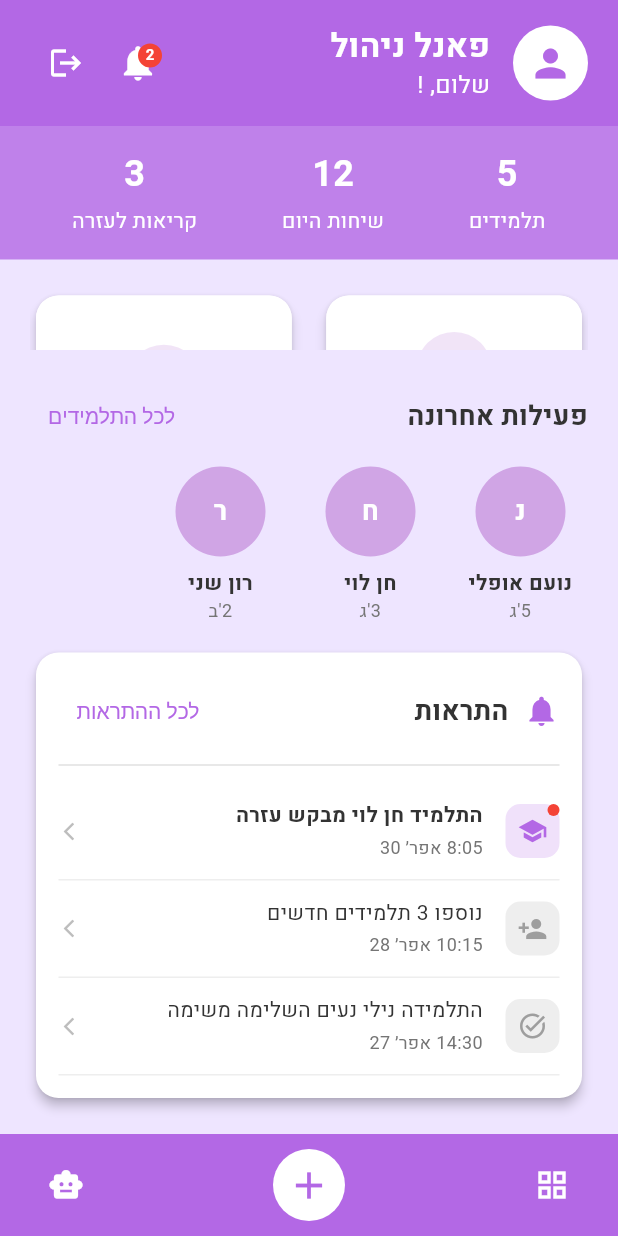
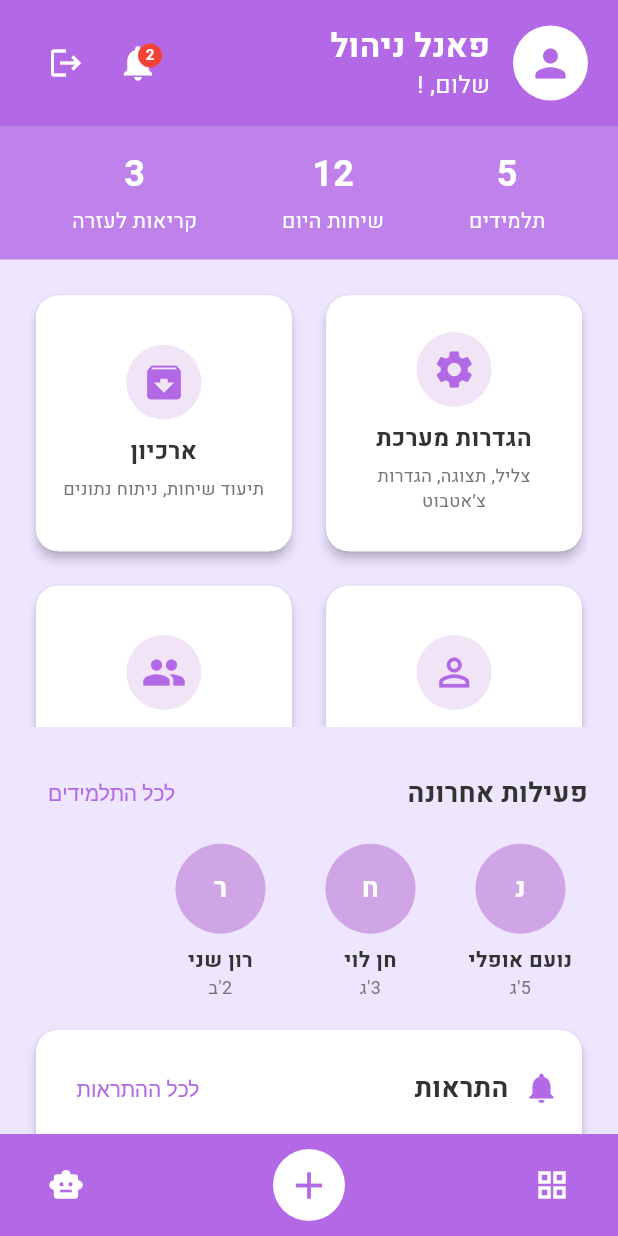
Before and after one commit to tahazoabi1/ChatBot---AI, a Flutter app: the TeacherPanelScreen screen opened by its route, on a phone screen of 412 x 824 dp. Run offline on Flutter 3.47's test engine with Material 3 defaults, Android fonts, the phone set to English and light mode, and no system bars; our stand-ins replace cloud_firestore, firebase_auth, firebase_core, image_picker, shared_preferences; accounts and stored records are empty.

Commit message:
Refactor teacher panel screen layout for better responsiveness and scrolling
Co-authored-by: mkutt <mkutt@campus.haifa.ac.il>

```diff
--- a/lib/screens/teacher/teacher_panel_screen.dart
+++ b/lib/screens/teacher/teacher_panel_screen.dart
@@ -78,7 +78,6 @@ class _TeacherPanelScreenState extends State<TeacherPanelScreen> {
     return Scaffold(
       backgroundColor: AppColors.background,
       body: SafeArea(
-        bottom: false,
         child: _isLoading
             ? const Center(child: CircularProgressIndicator())
             : Column(
@@ -199,13 +198,22 @@ class _TeacherPanelScreenState extends State<TeacherPanelScreen> {
                   ),
                   // Main Content
                   Expanded(
+                    child: LayoutBuilder(
+                      builder: (context, constraints) {
+                        return SingleChildScrollView(
+                          child: ConstrainedBox(
+                            constraints: BoxConstraints(
+                              minHeight: constraints.maxHeight,
+                            ),
                             child: Padding(
                               padding: const EdgeInsets.all(20),
                               child: Column(
                                 children: [
                                   // Menu Grid
-                          Expanded(
+                                  SizedBox(
+                                    height: constraints.maxHeight * 0.5,
                                     child: GridView.count(
+                                      physics: const NeverScrollableScrollPhysics(),
                                       crossAxisCount: 2,
                                       crossAxisSpacing: 15,
                                       mainAxisSpacing: 15,
@@ -262,8 +270,8 @@ class _TeacherPanelScreenState extends State<TeacherPanelScreen> {
                                       ],
                                     ),
                                   ),
+                                  const SizedBox(height: 20),
                                   if (_recentStudents.isNotEmpty) ...[
-                            const SizedBox(height: 20),
                                     Align(
                                       alignment: Alignment.centerRight,
                                       child: Row(
@@ -305,17 +313,22 @@ class _TeacherPanelScreenState extends State<TeacherPanelScreen> {
                                         },
                                       ),
                                     ),
+                                    const SizedBox(height: 20),
                                   ],
-                          const SizedBox(height: 20),
-                          const NotificationWidget(),
+                                  // Notifications widget with flexible height
+                                  const Flexible(
+                                    child: NotificationWidget(),
+                                  ),
                                 ],
                               ),
                             ),
                           ),
+                        );
+                      },
+                    ),
+                  ),
                   // Bottom Navigation
-                  SafeArea(
-                    top: false,
-                    child: Container(
+                  Container(
                     padding: const EdgeInsets.symmetric(
                         horizontal: 20, vertical: 10),
                     color: AppColors.primary,
@@ -348,7 +361,6 @@ class _TeacherPanelScreenState extends State<TeacherPanelScreen> {
                           },
                         ),
                       ],
-                    ),
                     ),
                   ),
                 ],
```
Lines whose indentation alone changed are shown as unchanged.
